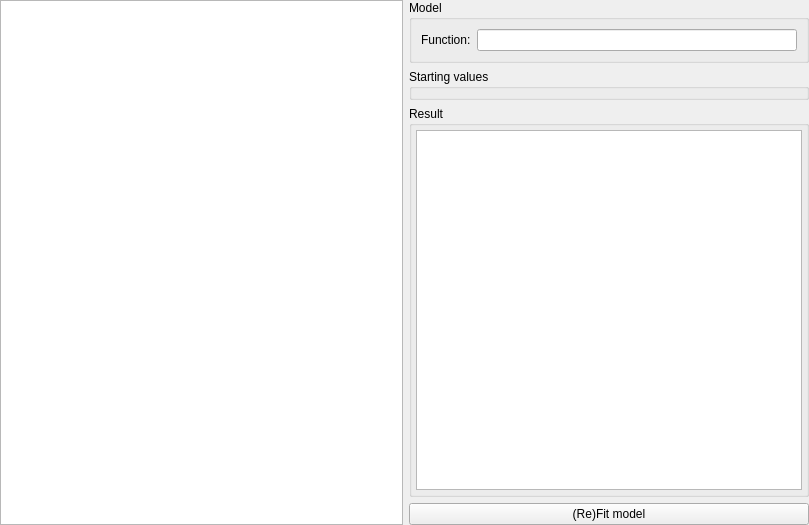
Above: src/analyser/resources/plot_tab.ui from davidfokkema/tailor before the change. Below: the same form after it.
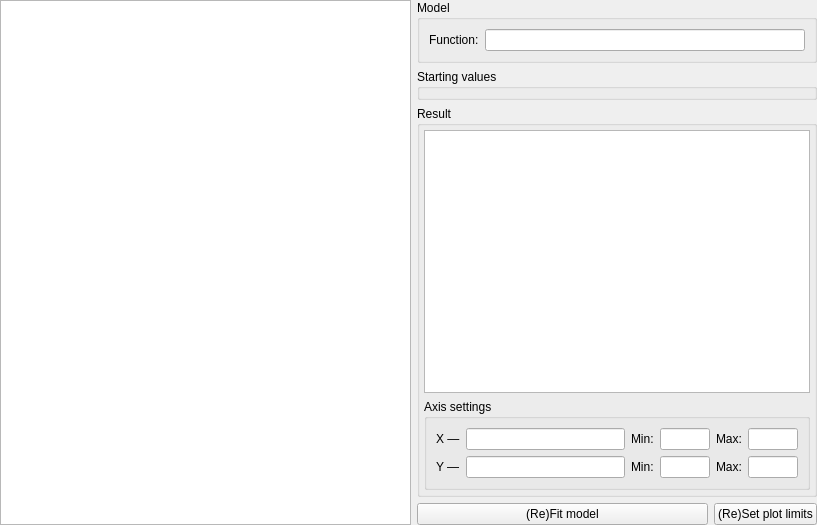
That is the form after the change. Custom widgets are drawn as their Qt base class.

Commit message: Update axis labels and limits

```diff
--- a/src/analyser/resources/plot_tab.ui
+++ b/src/analyser/resources/plot_tab.ui
@@ -6,7 +6,7 @@
    <rect>
     <x>0</x>
     <y>0</y>
-    <width>809</width>
+    <width>817</width>
     <height>525</height>
    </rect>
   </property>
@@ -45,6 +45,12 @@
      </property>
      <item>
       <widget class="QGroupBox" name="groupBox">
+       <property name="minimumSize">
+        <size>
+         <width>400</width>
+         <height>0</height>
+        </size>
+       </property>
        <property name="title">
         <string>Model</string>
        </property>
@@ -106,21 +112,123 @@
           </property>
          </widget>
         </item>
+        <item>
+         <widget class="QGroupBox" name="groupBox_2">
+          <property name="title">
+           <string>Axis settings</string>
+          </property>
+          <layout class="QGridLayout" name="gridLayout" columnstretch="0,0,0,0,0,0">
+           <item row="1" column="3">
+            <widget class="QLineEdit" name="ymin">
+             <property name="maximumSize">
+              <size>
+               <width>50</width>
+               <height>16777215</height>
+              </size>
+             </property>
+            </widget>
+           </item>
+           <item row="1" column="0">
+            <widget class="QLabel" name="label_2">
+             <property name="text">
+              <string>Y —</string>
+             </property>
+            </widget>
+           </item>
+           <item row="0" column="1">
+            <widget class="QLineEdit" name="xlabel"/>
+           </item>
+           <item row="0" column="2">
+            <widget class="QLabel" name="label_3">
+             <property name="text">
+              <string>Min:</string>
+             </property>
+            </widget>
+           </item>
+           <item row="0" column="5">
+            <widget class="QLineEdit" name="xmax">
+             <property name="maximumSize">
+              <size>
+               <width>50</width>
+               <height>16777215</height>
+              </size>
+             </property>
+            </widget>
+           </item>
+           <item row="0" column="0">
+            <widget class="QLabel" name="label">
+             <property name="text">
+              <string>X —</string>
+             </property>
+            </widget>
+           </item>
+           <item row="1" column="2">
+            <widget class="QLabel" name="label_4">
+             <property name="text">
+              <string>Min:</string>
+             </property>
+            </widget>
+           </item>
+           <item row="0" column="4">
+            <widget class="QLabel" name="label_5">
+             <property name="text">
+              <string>Max:</string>
+             </property>
+            </widget>
+           </item>
+           <item row="1" column="1">
+            <widget class="QLineEdit" name="ylabel"/>
+           </item>
+           <item row="0" column="3">
+            <widget class="QLineEdit" name="xmin">
+             <property name="maximumSize">
+              <size>
+               <width>50</width>
+               <height>16777215</height>
+              </size>
+             </property>
+            </widget>
+           </item>
+           <item row="1" column="4">
+            <widget class="QLabel" name="label_6">
+             <property name="text">
+              <string>Max:</string>
+             </property>
+            </widget>
+           </item>
+           <item row="1" column="5">
+            <widget class="QLineEdit" name="ymax">
+             <property name="maximumSize">
+              <size>
+               <width>50</width>
+               <height>16777215</height>
+              </size>
+             </property>
+            </widget>
+           </item>
+          </layout>
+         </widget>
+        </item>
        </layout>
       </widget>
      </item>
      <item>
-      <widget class="QPushButton" name="fit_button">
-       <property name="minimumSize">
-        <size>
-         <width>400</width>
-         <height>0</height>
-        </size>
-       </property>
-       <property name="text">
-        <string>(Re)Fit model</string>
-       </property>
-      </widget>
+      <layout class="QHBoxLayout" name="horizontalLayout_2" stretch="1,0">
+       <item>
+        <widget class="QPushButton" name="fit_button">
+         <property name="text">
+          <string>(Re)Fit model</string>
+         </property>
+        </widget>
+       </item>
+       <item>
+        <widget class="QPushButton" name="set_limits_button">
+         <property name="text">
+          <string>(Re)Set plot limits</string>
+         </property>
+        </widget>
+       </item>
+      </layout>
      </item>
     </layout>
    </item>
```
Left out of the diff: 11 changed lines with no effect on the pictures. The commit also changes 1 other file.
